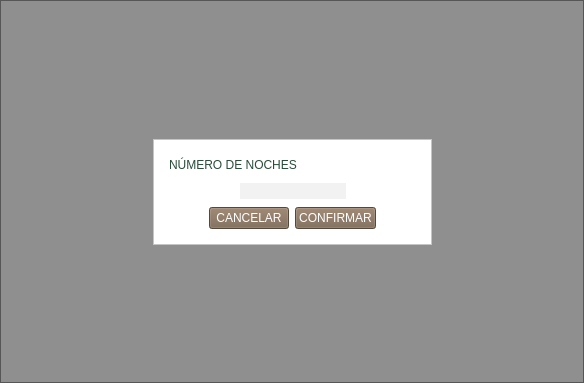
Before: the Qt Designer form nights.ui in altitude-solutions/Camino_Real_Desktop, drawn with Qt 5.
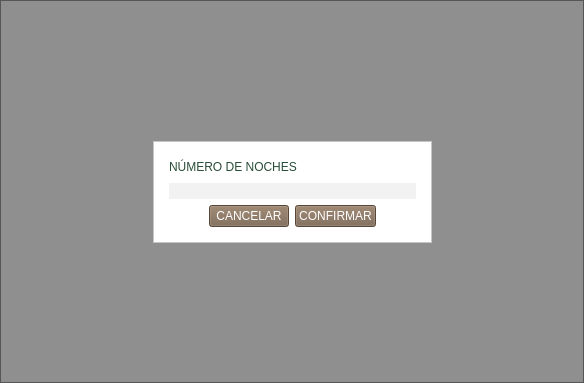
After: the same form once the commit is applied.

The edit to the form file:
```diff
--- a/nights.ui
+++ b/nights.ui
@@ -129,19 +129,6 @@
            </item>
            <item>
             <layout class="QHBoxLayout" name="horizontalLayout_2">
-             <item>
-              <spacer name="horizontalSpacer_3">
-               <property name="orientation">
-                <enum>Qt::Horizontal</enum>
-               </property>
-               <property name="sizeHint" stdset="0">
-                <size>
-                 <width>40</width>
-                 <height>20</height>
-                </size>
-               </property>
-              </spacer>
-             </item>
              <item>
               <widget class="QLineEdit" name="nights">
                <property name="styleSheet">
@@ -162,19 +149,6 @@
                </property>
               </widget>
              </item>
-             <item>
-              <spacer name="horizontalSpacer_2">
-               <property name="orientation">
-                <enum>Qt::Horizontal</enum>
-               </property>
-               <property name="sizeHint" stdset="0">
-                <size>
-                 <width>40</width>
-                 <height>20</height>
-                </size>
-               </property>
-              </spacer>
-             </item>
             </layout>
            </item>
            <item>
```
Left out of the diff: 2 changed lines with no effect on the pictures.
